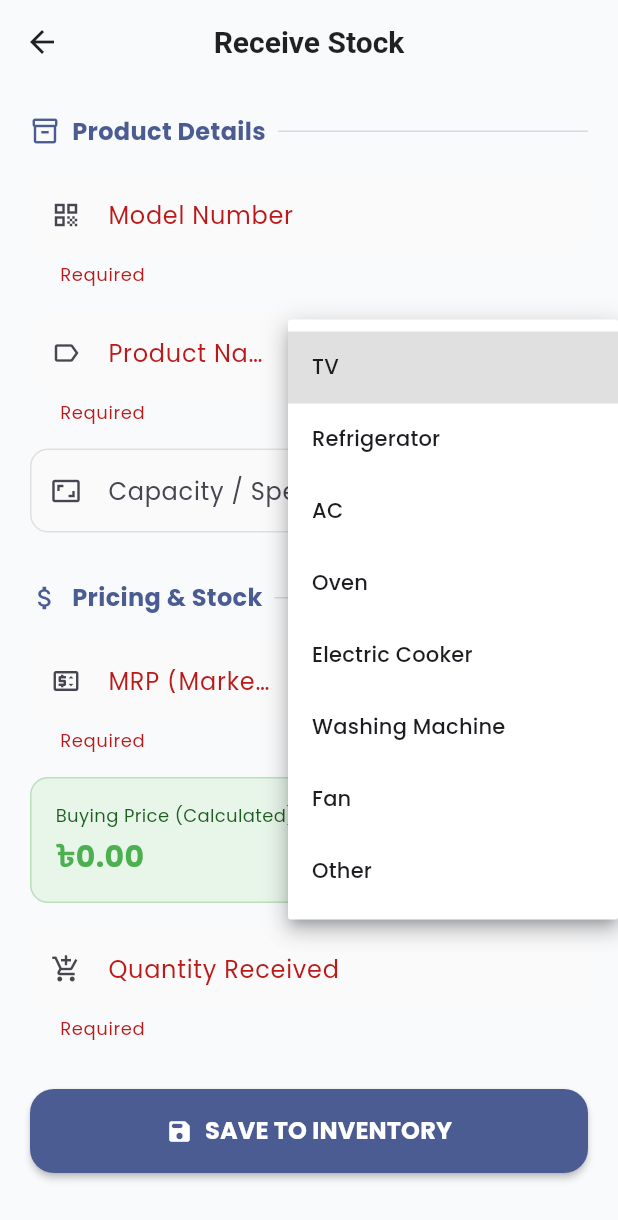
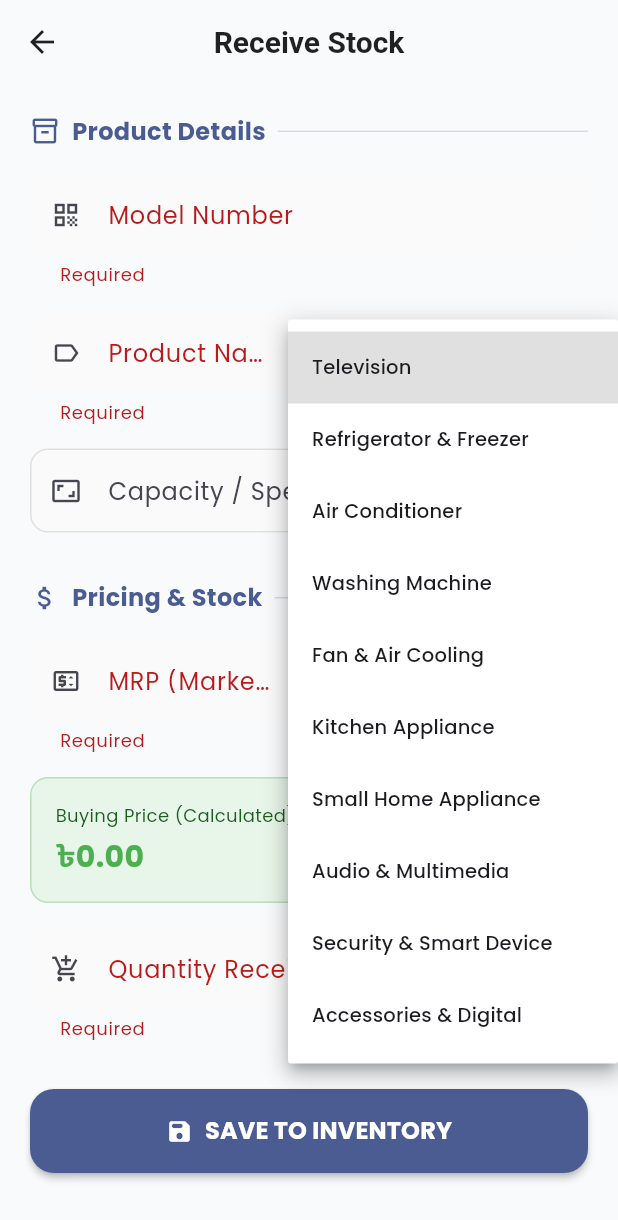
Before and after one commit to AbdullahRFA/vision_mart_app, a Flutter app: the ReceiveProductScreen screen opened directly, after a tap on "SAVE TO INVENTORY", after a tap on "Category", on a phone screen of 412 x 824 dp. Shown: the top 1220 px of the screen. Run offline on Flutter 3.47's test engine with Material 3 defaults, Android fonts, the phone set to English and light mode, and no system bars; our stand-ins replace cloud_firestore, firebase_auth, firebase_core, flutter_riverpod, google_fonts, pdf and 1 more; accounts and stored records are empty.

Commit message:
feat(inventory): update categories to match Vision Electronics product line
- Updated `ReceiveProductScreen` dropdown with specific Vision Electronics categories (Television, Refrigerator & Freezer, Air Conditioner, etc.)
- Updated `InventoryScreen` filter chips to match the new category list for accurate filtering
- Removed generic/manual text input for categories to ensure data consistency

Signed-off-by: AbdullahRFA <shakibrybmn@gmail.com>

```diff
--- a/lib/src/features/inventory/presentation/inventory_screen.dart
+++ b/lib/src/features/inventory/presentation/inventory_screen.dart
@@ -16,18 +16,20 @@ class _InventoryScreenState extends ConsumerState<InventoryScreen> {
   String _searchQuery = "";
   String _selectedCategory = "All";
 
-  // 👇 CHANGED: Updated category list to match your business needs
+  // 👇 UPDATED: Filter Categories to match Vision Electronics list
   final List<String> _categories = [
     "All",
     "Low Stock",
-    "TV",
-    "Refrigerator",
-    "AC",
-    "Oven",
-    "Electric Cooker",
+    "Television",
+    "Refrigerator & Freezer",
+    "Air Conditioner",
     "Washing Machine",
-    "Fan",
-    "Other"
+    "Fan & Air Cooling",
+    "Kitchen Appliance",
+    "Small Home Appliance",
+    "Audio & Multimedia",
+    "Security & Smart Device",
+    "Accessories & Digital",
   ];
 
   @override
@@ -109,14 +111,18 @@ class _InventoryScreenState extends ConsumerState<InventoryScreen> {
             child: inventoryAsyncValue.when(
               data: (products) {
                 final filteredProducts = products.where((p) {
+                  // Search Filter
                   final matchesSearch = p.name.toLowerCase().contains(_searchQuery) ||
                       p.model.toLowerCase().contains(_searchQuery);
                   if (!matchesSearch) return false;
 
+                  // Category Filter
                   if (_selectedCategory == "All") return true;
                   if (_selectedCategory == "Low Stock") return p.currentStock < 5;
-                  // Standardizes comparison
-                  return p.category.toLowerCase() == _selectedCategory.toLowerCase();
+
+                  // Exact match preferred for categories, but we use contains for safety
+                  return p.category.toLowerCase().contains(_selectedCategory.toLowerCase()) ||
+                      _selectedCategory.toLowerCase().contains(p.category.toLowerCase());
                 }).toList();
 
                 if (filteredProducts.isEmpty) {
@@ -161,6 +167,20 @@ class _ProductCard extends StatelessWidget {
     final stockColor = isLowStock ? Colors.red : Colors.green;
     final isDark = Theme.of(context).brightness == Brightness.dark;
 
+    // Helper to pick icon based on category
+    IconData getIconForCategory(String cat) {
+      final c = cat.toLowerCase();
+      if (c.contains('tv') || c.contains('television')) return Icons.tv_rounded;
+      if (c.contains('fridge') || c.contains('refrigerator')) return Icons.kitchen_rounded;
+      if (c.contains('ac') || c.contains('air conditioner')) return Icons.ac_unit_rounded;
+      if (c.contains('wash')) return Icons.local_laundry_service_rounded;
+      if (c.contains('fan')) return Icons.air_rounded;
+      if (c.contains('kitchen')) return Icons.rice_bowl_rounded;
+      if (c.contains('audio')) return Icons.speaker_group_rounded;
+      if (c.contains('security')) return Icons.videocam_rounded;
+      return Icons.devices_other_rounded;
+    }
+
     return Container(
       margin: const EdgeInsets.only(bottom: 12),
       decoration: BoxDecoration(
@@ -196,7 +216,7 @@ class _ProductCard extends StatelessWidget {
                     color: Theme.of(context).primaryColor.withOpacity(0.1),
                     borderRadius: BorderRadius.circular(12),
                   ),
-                  child: Icon(Icons.tv_rounded, color: Theme.of(context).primaryColor),
+                  child: Icon(getIconForCategory(product.category), color: Theme.of(context).primaryColor),
                 ),
                 const SizedBox(width: 16),
 
--- a/lib/src/features/inventory/presentation/receive_product_screen.dart
+++ b/lib/src/features/inventory/presentation/receive_product_screen.dart
@@ -16,27 +16,28 @@ class _ReceiveProductScreenState extends ConsumerState<ReceiveProductScreen> {
   // Controllers
   final _nameController = TextEditingController();
   final _modelController = TextEditingController();
-  // final _categoryController = TextEditingController(); // Removed in favor of Dropdown
   final _capacityController = TextEditingController();
   final _qtyController = TextEditingController();
   final _mrpController = TextEditingController();
   final _commissionController = TextEditingController();
 
   // State Variables
-  String? _selectedCategory; // Stores the selected dropdown value
+  String? _selectedCategory;
   double _calculatedBuyingPrice = 0.0;
   bool _isLoading = false;
 
-  // Define your fixed categories here
+  // 👇 UPDATED: Categories based on Vision Electronics Product List
   final List<String> _categoryOptions = [
-    'TV',
-    'Refrigerator',
-    'AC',
-    'Oven',
-    'Electric Cooker',
-    'Washing Machine',
-    'Fan',
-    'Other'
+    'Television',            // Smart TV, Google TV, LED
+    'Refrigerator & Freezer', // Glass Door, VCM, Chest Freezer
+    'Air Conditioner',       // Inverter, General, VRF
+    'Washing Machine',       // Automatic, Manual
+    'Fan & Air Cooling',     // Ceiling, Pedestal, Exhaust, Air Cooler
+    'Kitchen Appliance',     // Rice Cooker, Blender, Oven, Gas Stove
+    'Small Home Appliance',  // Iron, Kettle, Geyser, Room Heater
+    'Audio & Multimedia',    // Speakers, Home Theater
+    'Security & Smart Device', // CCTV, DVR
+    'Accessories & Digital'  // Clocks, Calculators, Remotes
   ];
 
   @override
@@ -64,7 +65,7 @@ class _ReceiveProductScreenState extends ConsumerState<ReceiveProductScreen> {
       await ref.read(inventoryRepositoryProvider).receiveProduct(
         name: _nameController.text.trim(),
         model: _modelController.text.trim(),
-        category: _selectedCategory!, // Use the dropdown value
+        category: _selectedCategory!,
         capacity: _capacityController.text.trim(),
         quantity: int.parse(_qtyController.text.trim()),
         mrp: double.parse(_mrpController.text.trim()),
@@ -173,11 +174,12 @@ class _ReceiveProductScreenState extends ConsumerState<ReceiveProductScreen> {
                   const SizedBox(width: 12),
                   Expanded(
                     flex: 2,
-                    // 👇 CHANGED: Dropdown for Category
+                    // Dropdown for Category
                     child: DropdownButtonFormField<String>(
+                      isExpanded: true,
                       value: _selectedCategory,
                       items: _categoryOptions.map((String category) {
-                        return DropdownMenuItem(value: category, child: Text(category, style: const TextStyle(fontSize: 14)));
+                        return DropdownMenuItem(value: category, child: Text(category, style: const TextStyle(fontSize: 13), overflow: TextOverflow.ellipsis));
                       }).toList(),
                       onChanged: (newValue) => setState(() => _selectedCategory = newValue),
                       decoration: _inputDecor(label: 'Category'),
```
